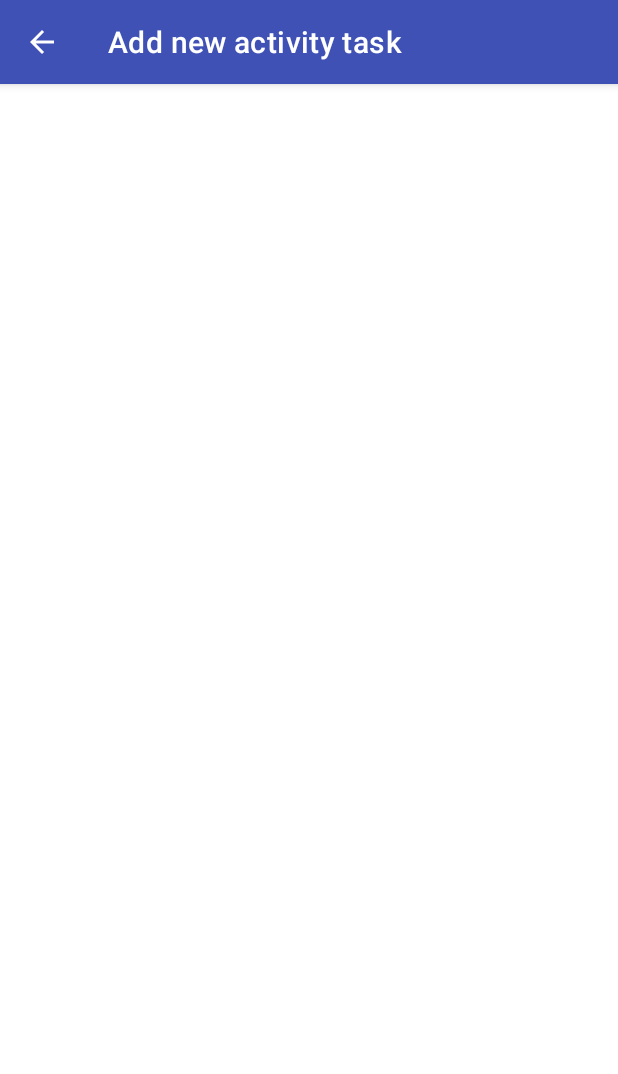
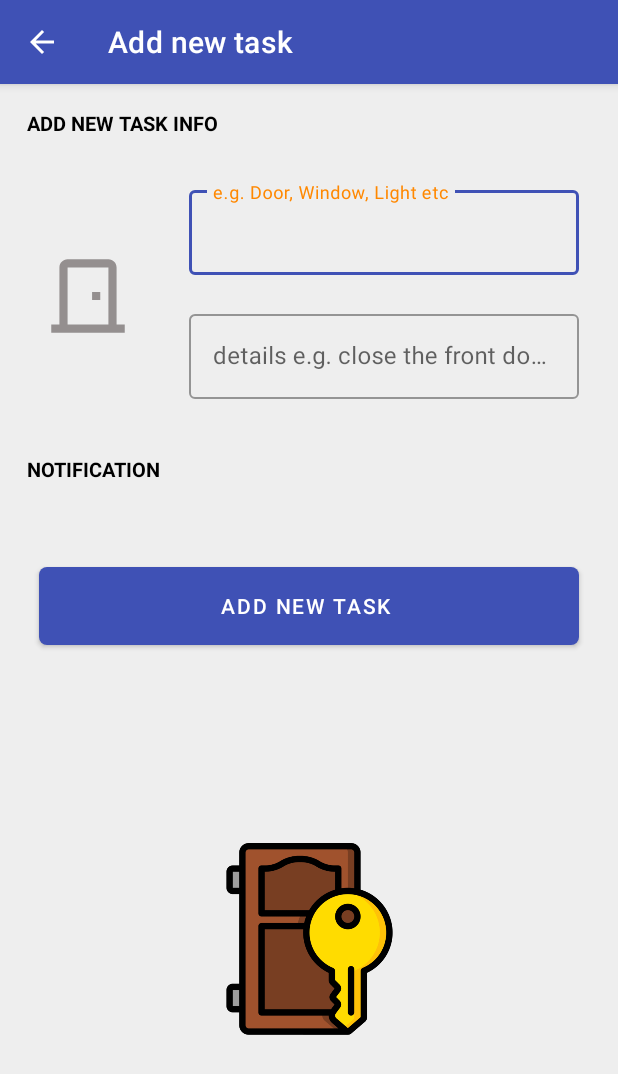
Before and after one commit to BartekReterski/LockedDoor, an Android app: the AddNewActivityTask screen opened directly, with no data from a screen before it, on a phone screen of 412 x 824 dp. Shown: the top 1074 px of the screen. Run offline under Robolectric (Android 15) with nearby library versions, the phone set to English and light mode, and no system bars; our stand-ins replace sdp/ssp sizes.

Commit message:
dodanie layoutu z dodawaniem nowych tasków

```diff
--- a/LD/app/src/main/java/com/ld/lockeddoor/activities/AddNewActivityTask.kt
+++ b/LD/app/src/main/java/com/ld/lockeddoor/activities/AddNewActivityTask.kt
@@ -8,6 +8,6 @@ class AddNewActivityTask : AppCompatActivity() {
     override fun onCreate(savedInstanceState: Bundle?) {
         super.onCreate(savedInstanceState)
         setContentView(R.layout.activity_add_new_task)
-        supportActionBar?.title="Add new activity task"
+        supportActionBar?.title="Add new task"
     }
 }
--- /dev/null
+++ b/LD/app/src/main/res/drawable/ic_outline_door_front_128.xml
@@ -0,0 +1,5 @@
+<vector android:height="128dp" android:tint="#948F8F"
+    android:viewportHeight="24" android:viewportWidth="24"
+    android:width="128dp" xmlns:android="http://schemas.android.com/apk/res/android">
+    <path android:fillColor="@android:color/white" android:pathData="M19,19V5c0,-1.1 -0.9,-2 -2,-2H7C5.9,3 5,3.9 5,5v14H3v2h18v-2H19zM17,19H7V5h10V19zM13,11h2v2h-2V11z"/>
+</vector>
--- /dev/null
+++ b/LD/app/src/main/res/drawable/rounded_background.xml
@@ -0,0 +1,5 @@
+<?xml version="1.0" encoding="utf-8"?>
+<shape xmlns:android="http://schemas.android.com/apk/res/android">
+    <solid android:color="#FFFFFF" />
+    <corners android:radius="@dimen/_4sdp" />
+</shape>
--- a/LD/app/src/main/res/layout/activity_add_new_task.xml
+++ b/LD/app/src/main/res/layout/activity_add_new_task.xml
@@ -1,9 +1,131 @@
 <?xml version="1.0" encoding="utf-8"?>
-<androidx.constraintlayout.widget.ConstraintLayout xmlns:android="http://schemas.android.com/apk/res/android"
+<ScrollView xmlns:android="http://schemas.android.com/apk/res/android"
     xmlns:app="http://schemas.android.com/apk/res-auto"
     xmlns:tools="http://schemas.android.com/tools"
     android:layout_width="match_parent"
     android:layout_height="match_parent"
-    tools:context=".activities.AddNewActivityTask">
+    android:background="#EEEEEE"
+    android:fillViewport="true">
 
-</androidx.constraintlayout.widget.ConstraintLayout>
+    <androidx.constraintlayout.widget.ConstraintLayout
+        android:layout_width="match_parent"
+        android:layout_height="wrap_content"
+        tools:context=".activities.AddNotificationActivity">
+
+        <TextView
+            android:id="@+id/section_text"
+            android:layout_width="match_parent"
+            android:layout_height="@dimen/_40sdp"
+            android:background="@android:color/transparent"
+            android:gravity="center_vertical"
+            android:paddingStart="@dimen/_14sdp"
+            android:singleLine="true"
+            android:text="Add new task info"
+            android:textAllCaps="true"
+            android:textColor="@color/black"
+            android:textSize="@dimen/_10sdp"
+            android:textStyle="bold"
+            app:layout_constraintEnd_toEndOf="parent"
+            app:layout_constraintStart_toStartOf="parent"
+            app:layout_constraintTop_toTopOf="parent" />
+
+        <com.google.android.material.textfield.TextInputLayout
+            android:id="@+id/task_name"
+            style="@style/Widget.MaterialComponents.TextInputLayout.OutlinedBox"
+            android:layout_width="@dimen/_200sdp"
+            android:layout_height="wrap_content"
+            android:layout_marginTop="@dimen/_10sdp"
+            android:layout_marginEnd="@dimen/_20sdp"
+            app:errorEnabled="true"
+            app:hintTextColor="@android:color/holo_orange_dark"
+            app:layout_constraintEnd_toEndOf="parent"
+            app:layout_constraintTop_toBottomOf="@+id/section_text">
+
+            <com.google.android.material.textfield.TextInputEditText
+                android:id="@+id/task_name_value"
+                android:layout_width="match_parent"
+                android:layout_height="wrap_content"
+                android:hint="e.g. Door, Window, Light etc"
+                android:maxLength="15"
+                android:singleLine="true" />
+
+        </com.google.android.material.textfield.TextInputLayout>
+
+
+        <com.google.android.material.textfield.TextInputLayout
+            android:id="@+id/task_name_dsc"
+            style="@style/Widget.MaterialComponents.TextInputLayout.OutlinedBox"
+            android:layout_width="@dimen/_200sdp"
+            android:layout_height="wrap_content"
+            android:layout_marginEnd="@dimen/_20sdp"
+            app:errorEnabled="true"
+            app:hintTextColor="@android:color/holo_orange_dark"
+            app:layout_constraintEnd_toEndOf="parent"
+            app:layout_constraintTop_toBottomOf="@+id/task_name">
+
+            <com.google.android.material.textfield.TextInputEditText
+                android:id="@+id/task_name_dsc_value"
+                android:layout_width="match_parent"
+                android:layout_height="wrap_content"
+                android:hint="details e.g. close the front door "
+                android:maxLength="30"
+                android:singleLine="true" />
+
+        </com.google.android.material.textfield.TextInputLayout>
+
+        <TextView
+            android:id="@+id/section_text_2"
+            android:layout_width="match_parent"
+            android:layout_height="@dimen/_40sdp"
+            android:background="@android:color/transparent"
+            android:gravity="center_vertical"
+            android:paddingStart="@dimen/_14sdp"
+            android:singleLine="true"
+            android:text="Notification"
+            android:textAllCaps="true"
+            android:textColor="@color/black"
+            android:textSize="@dimen/_10sdp"
+            android:textStyle="bold"
+            app:layout_constraintEnd_toEndOf="parent"
+            app:layout_constraintStart_toStartOf="parent"
+            app:layout_constraintTop_toBottomOf="@+id/task_name_dsc" />
+
+        <Button
+            android:id="@+id/add_new_task_btn"
+            android:layout_width="match_parent"
+            android:layout_height="@dimen/_40sdp"
+            android:layout_marginStart="@dimen/_20sdp"
+            android:layout_marginEnd="@dimen/_20sdp"
+            android:background="@drawable/rounded_background"
+            android:backgroundTint="#66bb6a"
+            android:text="Add new task "
+            android:layout_marginTop="@dimen/_30sdp"
+            android:textColor="@color/white"
+            app:layout_constraintEnd_toEndOf="parent"
+            app:layout_constraintStart_toStartOf="parent"
+            app:layout_constraintTop_toBottomOf="@+id/section_text_2" />
+
+        <ImageView
+            android:id="@+id/imageView"
+            android:layout_width="@dimen/_100sdp"
+            android:layout_height="@dimen/_100sdp"
+            app:layout_constraintBottom_toBottomOf="parent"
+            app:layout_constraintEnd_toEndOf="parent"
+            app:layout_constraintStart_toStartOf="parent"
+            app:layout_constraintTop_toBottomOf="@+id/add_new_task_btn"
+            app:srcCompat="@drawable/door" />
+
+        <ImageView
+            android:id="@+id/taskIcon"
+            android:layout_width="@dimen/_50sdp"
+            android:layout_height="@dimen/_50sdp"
+            android:layout_marginStart="@dimen/_20sdp"
+            app:layout_constraintBottom_toTopOf="@+id/section_text_2"
+            app:layout_constraintTop_toBottomOf="@+id/section_text"
+            app:layout_constraintStart_toStartOf="parent"
+            app:srcCompat="@drawable/ic_outline_door_front_128"
+            tools:layout_editor_absoluteX="17dp" />
+
+
+    </androidx.constraintlayout.widget.ConstraintLayout>
+</ScrollView>
--- a/LD/app/src/main/res/layout/activity_main.xml
+++ b/LD/app/src/main/res/layout/activity_main.xml
@@ -4,7 +4,8 @@
     xmlns:tools="http://schemas.android.com/tools"
     android:layout_width="match_parent"
     android:layout_height="match_parent"
-    tools:context=".MainActivity">
+    android:background="#EEEEEE"
+    tools:context=".activities.MainActivity">
 
     <TextView
         android:id="@+id/textView"
```
Also changed, not shown: LD/app/src/main/res/drawable/door.png (added).
